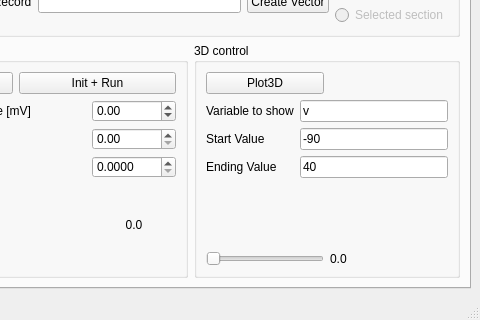
First picture: the form in src/neuronvisio/ui/neuronvisio.ui, repository mattions/neuronvisio, before the edit; both pictures show x 99 to 579 and y 142 to 462 of the 579 by 462 pixel window.
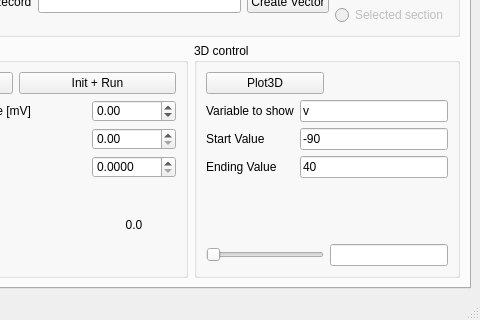
Second picture: the form after the edit. Icons and pictures are not drawn.

Commit message: Introduced the timelineedit for the time. Now it is possible to write an arbitrary time.

Diff of the .ui file:
```diff
--- a/src/neuronvisio/ui/neuronvisio.ui
+++ b/src/neuronvisio/ui/neuronvisio.ui
@@ -278,17 +278,7 @@
                   </widget>
                  </item>
                  <item>
-                  <widget class="QLabel" name="animationTime">
-                   <property name="sizePolicy">
-                    <sizepolicy hsizetype="MinimumExpanding" vsizetype="Preferred">
-                     <horstretch>0</horstretch>
-                     <verstretch>0</verstretch>
-                    </sizepolicy>
-                   </property>
-                   <property name="text">
-                    <string>0.0</string>
-                   </property>
-                  </widget>
+                  <widget class="QLineEdit" name="animationTime"/>
                  </item>
                 </layout>
                </item>
```
The commit also changes 2 other files.
